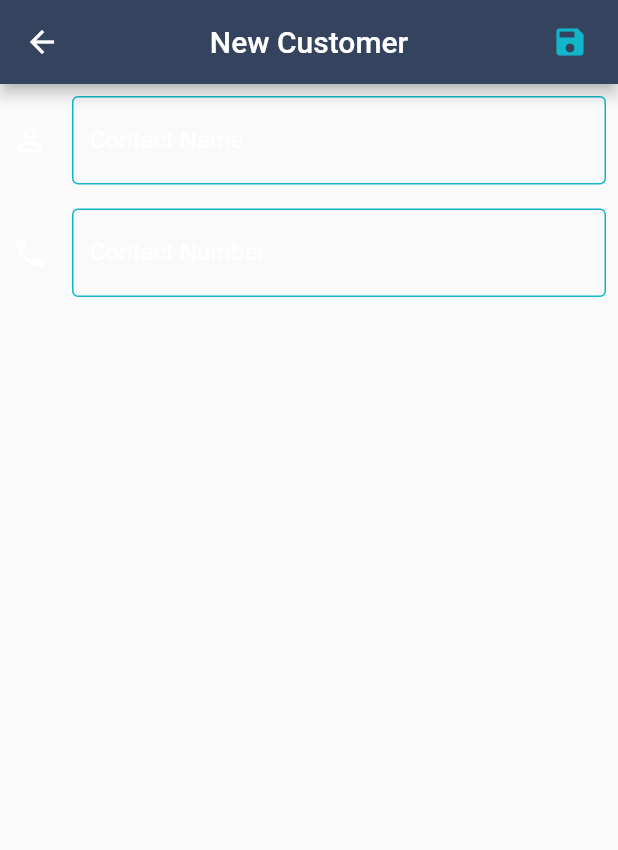
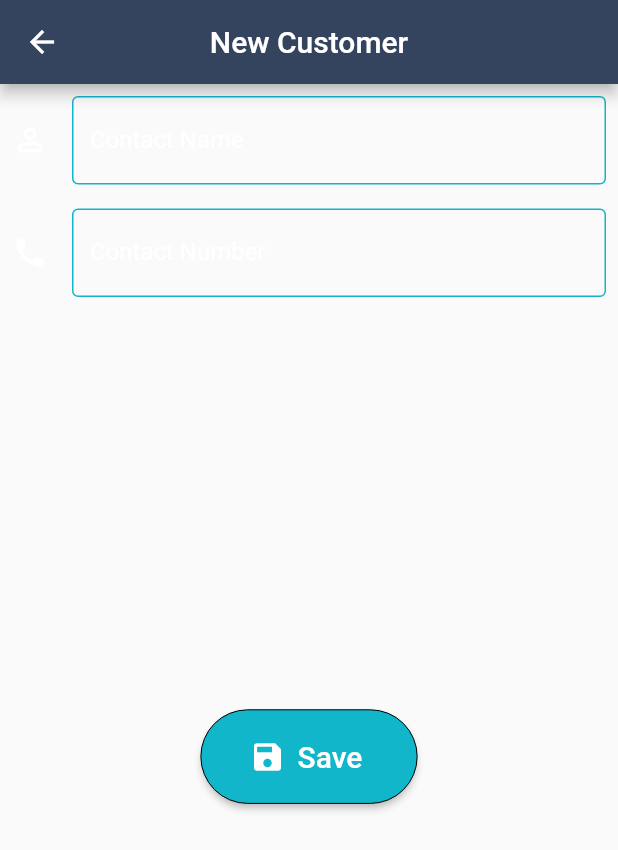
Before and after one commit to dhananjayiitb/AdAI-Team-A, a Flutter app: the NewCustomer screen opened directly, on a phone screen of 412 x 824 dp. Shown: the top 850 px of the screen. Run offline on Flutter 3.47's test engine with Material 2 defaults, Android fonts, the phone set to English and light mode, and no system bars; our stand-ins replace bloc, contacts_service, equatable, flutter_bloc, image_picker, otp_text_field and 4 more; missing offline and left inert: esys_flutter_share; accounts and stored records are empty.

Commit message:
Implementation Remaining

```diff
--- a/adai_app/lib/directory/contact-class.dart
+++ b/adai_app/lib/directory/contact-class.dart
@@ -2,8 +2,7 @@ import 'package:flutter/material.dart';
 import 'package:contacts_service/contacts_service.dart';
 
 class AppContact {
-  final Color color;
   Contact info;
 
-  AppContact({Key key, this.color, this.info});
+  AppContact({Key key, this.info});
 }
--- a/adai_app/lib/directory/newCustomer.dart
+++ b/adai_app/lib/directory/newCustomer.dart
@@ -21,17 +21,6 @@ class _NewCustomerState extends State<NewCustomer> {
         backgroundColor: background,
         title: Text("New Customer"),
         centerTitle: true,
-        actions: [
-          ElevatedButton(
-            onPressed: () {
-              //TODO putCustomer()
-              int count = 0;
-              Navigator.of(context).popUntil((_) => count++ >= 2);
-            },
-            child: Icon(Icons.save, color: button,),
-            style: ElevatedButton.styleFrom(primary: background,elevation: 0.0),
-          ),
-        ],
       ),
       body: Center(
         child: Column(
@@ -90,6 +79,38 @@ class _NewCustomerState extends State<NewCustomer> {
                 ),
               ),
             ),
+            SizedBox(height: MediaQuery.of(context).size.height * 0.3,),
+            Container(
+              width:
+              MediaQuery.of(context).size.width * 0.35,
+              height:
+              MediaQuery.of(context).size.height * 0.10,
+              child: Padding(
+                padding: EdgeInsets.only(top: 20.0),
+                child: ElevatedButton.icon(
+                  onPressed: () {
+                    //TODO putCustomer()
+                    int count = 0;
+                    Navigator.of(context).popUntil((_) => count++ >= 2);
+                  },
+                  icon: Icon(Icons.save),
+                  label: Text(
+                    'Save',
+                    style: TextStyle(
+                      fontSize: 20.0,
+                      color: Colors.white,
+                    ),
+                  ),
+                  style: ElevatedButton.styleFrom(
+                    primary: button,
+                    shape: RoundedRectangleBorder(borderRadius: BorderRadius.circular(100)),
+                    side: BorderSide(
+                      width: 0,
+                    ),
+                  ),
+                ),
+              ),
+            ),
           ],
         ),
       ),
```
Also changed, not shown: adai_app/lib/directory/addCustomer.dart (+4 -17 lines), adai_app/lib/directory/directory_home.dart (+1 -10 lines), adai_app/lib/main_drawer/main_drawer.dart (+15 -6 lines).
